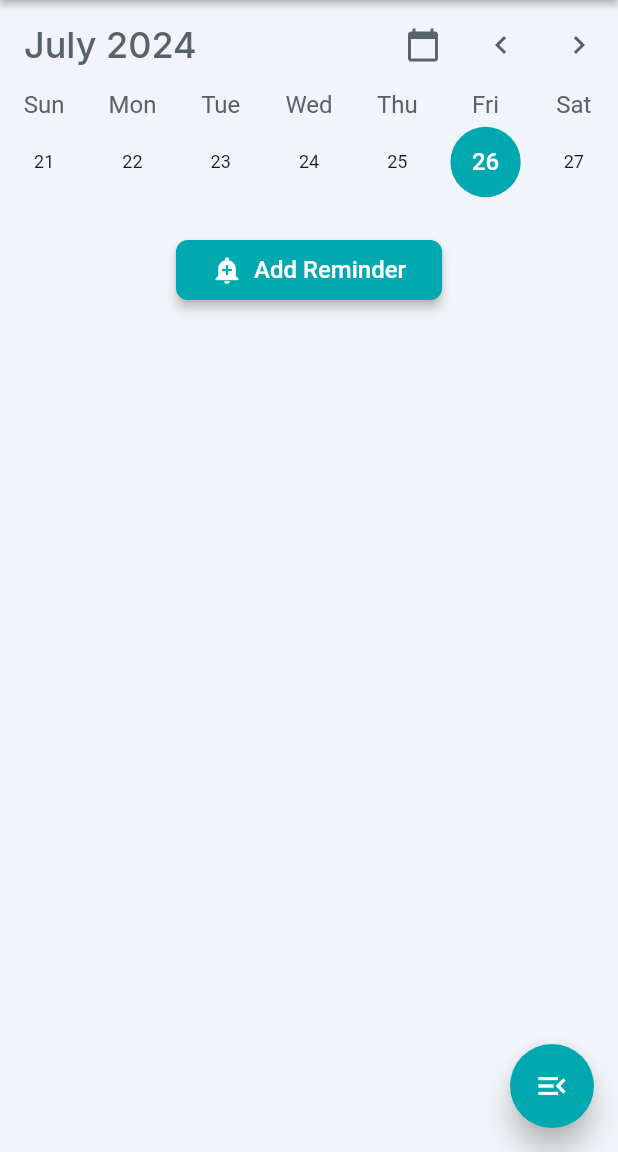
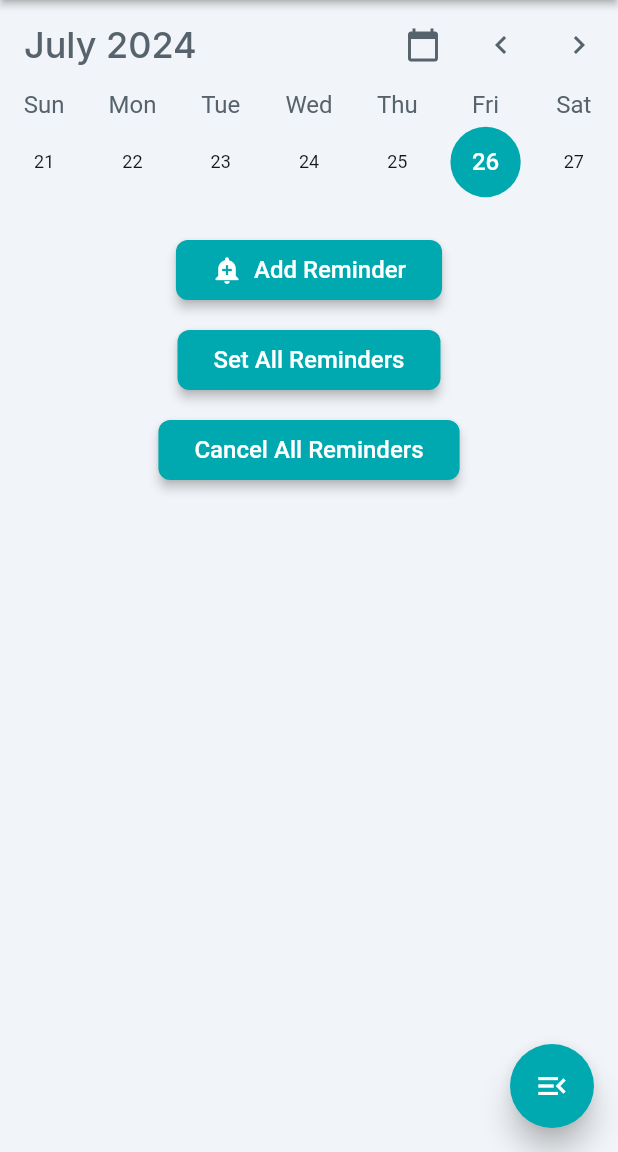
Before and after one commit to Joemuema/MyGloocoLocal, a Flutter app: the MedicationHomeWidget screen opened directly, on a phone screen of 412 x 824 dp, the part 84-1236 px from its top. Run offline on Flutter 3.47's test engine with Material 3 defaults, Android fonts, the light colour scheme and no system bars; drawn by our look-alikes of auto_size_text, table_calendar; our stand-ins replace awesome_notifications, cached_network_image, carousel_slider, cloud_firestore, easy_debounce, file_picker and 27 more; missing offline and left inert: json_path, mime_type, text_search; accounts and stored records are empty; Roboto replaces fonts that are missing (Readex Pro).

Commit message:
Updating to latest FlutterFlow output.

```diff
--- a/lib/custom_code/actions/index.dart
+++ b/lib/custom_code/actions/index.dart
@@ -13,3 +13,4 @@ export 'cancel_notification.dart' show cancelNotification;
 export 'reactivate_notification.dart' show reactivateNotification;
 export 'initialize_notifications.dart' show initializeNotifications;
 export 'schedule_all.dart' show scheduleAll;
+export 'unschedule_all.dart' show unscheduleAll;
--- /dev/null
+++ b/lib/custom_code/actions/unschedule_all.dart
@@ -0,0 +1,26 @@
+// Automatic FlutterFlow imports
+import '/backend/backend.dart';
+import '/flutter_flow/flutter_flow_theme.dart';
+import '/flutter_flow/flutter_flow_util.dart';
+import 'index.dart'; // Imports other custom actions
+import '/flutter_flow/custom_functions.dart'; // Imports custom functions
+import 'package:flutter/material.dart';
+// Begin custom action code
+// DO NOT REMOVE OR MODIFY THE CODE ABOVE!
+
+import 'package:cloud_firestore/cloud_firestore.dart';
+
+Future unscheduleAll(List<DocumentReference> reminderDocs) async {
+  for (DocumentReference reminderDoc in reminderDocs) {
+    QuerySnapshot querySnapshot = await FirebaseFirestore.instance
+        .collection('Reminders')
+        .doc(reminderDoc.id)
+        .collection('IndividualReminders')
+        .get();
+
+    for (QueryDocumentSnapshot doc in querySnapshot.docs) {
+      int notificationID = doc.get('NotificationID');
+      cancelNotification(notificationID);
+    }
+  }
+}
--- a/lib/medication/medication_home/medication_home_widget.dart
+++ b/lib/medication/medication_home/medication_home_widget.dart
@@ -998,6 +998,88 @@ class _MedicationHomeWidgetState extends State<MedicationHomeWidget> {
                             ],
                           ),
                         ),
+                        Padding(
+                          padding: const EdgeInsetsDirectional.fromSTEB(
+                              0.0, 10.0, 0.0, 10.0),
+                          child: Row(
+                            mainAxisSize: MainAxisSize.max,
+                            mainAxisAlignment: MainAxisAlignment.center,
+                            children: [
+                              FFButtonWidget(
+                                onPressed: () async {
+                                  await actions.setIndividualReminders(
+                                    _model.allReminders!
+                                        .map((e) => e.reference)
+                                        .toList(),
+                                  );
+                                },
+                                text: 'Set All Reminders',
+                                options: FFButtonOptions(
+                                  height: 40.0,
+                                  padding: const EdgeInsetsDirectional.fromSTEB(
+                                      24.0, 0.0, 24.0, 0.0),
+                                  iconPadding: const EdgeInsetsDirectional.fromSTEB(
+                                      0.0, 0.0, 0.0, 0.0),
+                                  color: FlutterFlowTheme.of(context).primary,
+                                  textStyle: FlutterFlowTheme.of(context)
+                                      .titleSmall
+                                      .override(
+                                        fontFamily: 'Readex Pro',
+                                        color: Colors.white,
+                                        letterSpacing: 0.0,
+                                      ),
+                                  elevation: 3.0,
+                                  borderSide: const BorderSide(
+                                    color: Colors.transparent,
+                                    width: 1.0,
+                                  ),
+                                  borderRadius: BorderRadius.circular(8.0),
+                                ),
+                              ),
+                            ],
+                          ),
+                        ),
+                        Padding(
+                          padding: const EdgeInsetsDirectional.fromSTEB(
+                              0.0, 10.0, 0.0, 10.0),
+                          child: Row(
+                            mainAxisSize: MainAxisSize.max,
+                            mainAxisAlignment: MainAxisAlignment.center,
+                            children: [
+                              FFButtonWidget(
+                                onPressed: () async {
+                                  await actions.unscheduleAll(
+                                    _model.allReminders!
+                                        .map((e) => e.reference)
+                                        .toList(),
+                                  );
+                                },
+                                text: 'Cancel All Reminders',
+                                options: FFButtonOptions(
+                                  height: 40.0,
+                                  padding: const EdgeInsetsDirectional.fromSTEB(
+                                      24.0, 0.0, 24.0, 0.0),
+                                  iconPadding: const EdgeInsetsDirectional.fromSTEB(
+                                      0.0, 0.0, 0.0, 0.0),
+                                  color: FlutterFlowTheme.of(context).primary,
+                                  textStyle: FlutterFlowTheme.of(context)
+                                      .titleSmall
+                                      .override(
+                                        fontFamily: 'Readex Pro',
+                                        color: Colors.white,
+                                        letterSpacing: 0.0,
+                                      ),
+                                  elevation: 3.0,
+                                  borderSide: const BorderSide(
+                                    color: Colors.transparent,
+                                    width: 1.0,
+                                  ),
+                                  borderRadius: BorderRadius.circular(8.0),
+                                ),
+                              ),
+                            ],
+                          ),
+                        ),
                       ],
                     ),
                   ),
```
